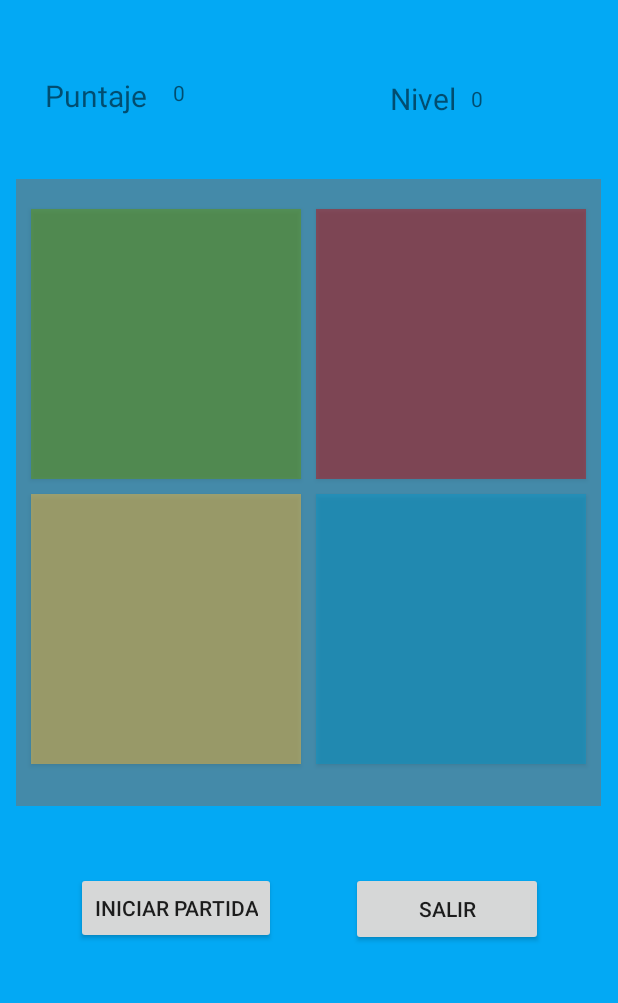
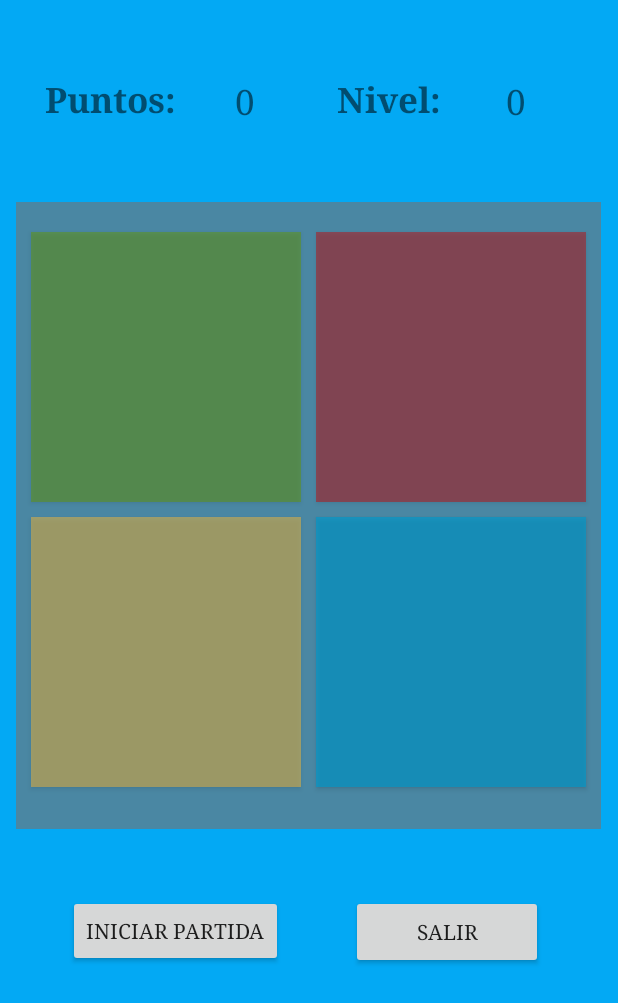
Before and after one commit to Rivera84/juegoMental, an Android app: the modoFacil screen opened directly, with no data from a screen before it, after a tap on "INICIAR PARTIDA", on a phone screen of 412 x 824 dp. Shown: the top 1003 px of the screen. Run offline under Robolectric (Android 15) with nearby library versions, the light colour scheme and no system bars.

Commit message:
arreglo de pantallas, y arreglo del error del modoDificil

```diff
--- a/app/src/main/java/com/example/juegomental/colorBotones.kt
+++ b/app/src/main/java/com/example/juegomental/colorBotones.kt
@@ -46,7 +46,7 @@ class getBotonTask(val btn1 : Button, val btn2: Button, val btn3: Button, val bt
 
         //Colores iniciales de los botones
     private fun colorAntes(){
-        Thread.sleep(500)
+        Thread.sleep(300)
         btn1.setBackgroundColor(Color.parseColor("#79669900"))
         btn2.setBackgroundColor(Color.parseColor("#72CC0000"))
         btn3.setBackgroundColor(Color.parseColor("#77FFBB33"))
--- a/app/src/main/java/com/example/juegomental/modoFacil.kt
+++ b/app/src/main/java/com/example/juegomental/modoFacil.kt
@@ -25,8 +25,8 @@ class modoFacil : AppCompatActivity() {
         super.onCreate(savedInstanceState)
         setContentView(R.layout.activity_modo_facil)
 
-        listaNumero = ArrayList<Int>() //Arreglo para guardar la secuencia de numeros
-        listaBotones = ArrayList<Int>() //Arreglo para guardar la secuencia de botones pulsadas
+        listaNumero = ArrayList() //Arreglo para guardar la secuencia de numeros
+        listaBotones = ArrayList() //Arreglo para guardar la secuencia de botones pulsadas
         nivel=0
         punto=0
 
@@ -42,7 +42,7 @@ class modoFacil : AppCompatActivity() {
 
            btniniciar.setOnClickListener {
 
-                   var c=1
+
                txtNivel.text = ""
                txtPuntos.text = ""
 
@@ -52,24 +52,23 @@ class modoFacil : AppCompatActivity() {
                 if(listaNumero== listaBotones){
                 listaBotones = ArrayList()
 
+
                 //llamar a la clase AsyncTask
                 val getBotonTask =
                         getBotonTask(btn1, btn2, btn3, btn4, txtPuntos, aleatorio())
                     getBotonTask.execute()
 
-
-
                     nivel+=1
                     punto += 5
 
-             /*       if(listaNumero==listaBotones) {
-                        recreate()
-                    }
-
-              */
 
                 } else if(listaNumero!= listaBotones){
-
+                    nivel-=1
+                    punto -= 5
+                    txtNivel.text = ""
+                    txtPuntos.text = ""
+                    txtPuntos.append(punto.toString())
+                    txtNivel.append(nivel.toString())
                     val intent=Intent(this,MainActivity::class.java)
                     val builder = AlertDialog.Builder(this)
                     builder.setTitle("Has Perdido")
@@ -87,8 +86,16 @@ class modoFacil : AppCompatActivity() {
            }
 
         btnSalir.setOnClickListener {
-            val Intent= Intent(this,MainActivity::class.java)
-            startActivity(Intent)
+            val intent=Intent(this,MainActivity::class.java)
+            val builder = AlertDialog.Builder(this)
+            builder.setTitle("Tu puntuación es:")
+            builder.setMessage("Puntos:$punto   Nivel:$nivel")
+            builder.setNegativeButton("Ok"){ dialogInterface :DialogInterface,_: Int->
+                startActivity(intent)
+                finish()
+
+            }
+            builder.show()
         }
 
 
--- a/app/src/main/res/layout/activity_modo_facil.xml
+++ b/app/src/main/res/layout/activity_modo_facil.xml
@@ -12,8 +12,9 @@
         android:layout_width="390dp"
         android:layout_height="418dp"
         android:layout_marginStart="10dp"
+        android:layout_marginTop="15dp"
         android:layout_marginEnd="10dp"
-        android:background="#B4607D8B"
+        android:background="#C2607D8B"
         app:layout_constraintBottom_toBottomOf="parent"
         app:layout_constraintEnd_toEndOf="parent"
         app:layout_constraintHorizontal_bias="0.476"
@@ -49,50 +50,60 @@
             android:id="@+id/btn4"
             android:layout_width="180dp"
             android:layout_height="180dp"
-            android:background="#740099CC"
+            android:background="#A80099CC"
             android:translationX="200dp"
             android:translationY="210dp" />
     </FrameLayout>
 
     <TextView
         android:id="@+id/textView4"
-        android:layout_width="71dp"
-        android:layout_height="27dp"
+        android:layout_width="93dp"
+        android:layout_height="30dp"
         android:layout_marginStart="30dp"
         android:layout_marginTop="50dp"
         android:text="@string/txtPuntaje"
-        android:textSize="20sp"
+        android:textSize="23sp"
+        android:textStyle="bold"
+        android:typeface="serif"
         app:layout_constraintStart_toStartOf="parent"
         app:layout_constraintTop_toTopOf="parent" />
 
     <TextView
         android:id="@+id/textView5"
-        android:layout_width="wrap_content"
-        android:layout_height="wrap_content"
-        android:layout_marginTop="52dp"
+        android:layout_width="79dp"
+        android:layout_height="33dp"
+        android:layout_marginTop="50dp"
         android:layout_marginEnd="108dp"
         android:text="@string/txtNivel"
-        android:textSize="20sp"
+        android:textSize="23sp"
+        android:textStyle="bold"
+        android:typeface="serif"
         app:layout_constraintEnd_toEndOf="parent"
         app:layout_constraintTop_toTopOf="parent" />
 
     <TextView
         android:id="@+id/txtnPuntos"
-        android:layout_width="75dp"
-        android:layout_height="23dp"
+        android:layout_width="80dp"
+        android:layout_height="25dp"
         android:layout_marginStart="95dp"
         android:layout_marginTop="52dp"
+        android:textAlignment="center"
+        android:textSize="23sp"
+        android:typeface="serif"
         app:layout_constraintEnd_toStartOf="@+id/textView5"
-        app:layout_constraintHorizontal_bias="0.223"
+        app:layout_constraintHorizontal_bias="0.571"
         app:layout_constraintStart_toStartOf="parent"
         app:layout_constraintTop_toTopOf="parent" />
 
     <TextView
         android:id="@+id/txtNivel"
-        android:layout_width="66dp"
-        android:layout_height="23dp"
-        android:layout_marginTop="56dp"
-        android:layout_marginEnd="32dp"
+        android:layout_width="80dp"
+        android:layout_height="25dp"
+        android:layout_marginTop="52dp"
+        android:layout_marginEnd="28dp"
+        android:textAlignment="center"
+        android:textSize="23sp"
+        android:typeface="serif"
         app:layout_constraintEnd_toEndOf="parent"
         app:layout_constraintTop_toTopOf="parent" />
 
@@ -102,6 +113,7 @@
         android:layout_height="wrap_content"
         android:layout_marginTop="44dp"
         android:text="@string/btnIniciarPartida"
+        android:typeface="serif"
         app:layout_constraintEnd_toStartOf="@+id/btnSalir"
         app:layout_constraintStart_toStartOf="parent"
         app:layout_constraintTop_toBottomOf="@+id/frameLayout" />
@@ -113,6 +125,7 @@
         android:layout_marginTop="44dp"
         android:layout_marginEnd="50dp"
         android:text="@string/btnSalir"
+        android:typeface="serif"
         app:layout_constraintEnd_toEndOf="parent"
         app:layout_constraintTop_toBottomOf="@+id/frameLayout" />
 </androidx.constraintlayout.widget.ConstraintLayout>
--- a/app/src/main/res/values/strings.xml
+++ b/app/src/main/res/values/strings.xml
@@ -11,7 +11,7 @@
     <string name="txtDificultad">Dificultad</string>
     <string name="txtFacil">Facil</string>
     <string name="txtDificil">Dificil</string>
-    <string name="txtPuntaje">Puntaje</string>
-    <string name="txtNivel">Nivel</string>
+    <string name="txtPuntaje">Puntos:</string>
+    <string name="txtNivel">Nivel:</string>
 
 </resources>
```
Also changed, not shown: app/src/main/java/com/example/juegomental/colorBotonesDificil.kt (+5 -3 lines), app/src/main/java/com/example/juegomental/modoDificil.kt (+18 -7 lines), app/src/main/res/layout/activity_como_jugar.xml (+18 -12 lines), app/src/main/res/layout/activity_dificultad.xml (+19 -12 lines), app/src/main/res/layout/activity_main.xml (+17 -10 lines), app/src/main/res/drawable-hdpi/mente_sin_fondo.png (added), app/src/main/res/drawable-mdpi/mente_sin_fondo.png (added), app/src/main/res/drawable-xhdpi/mente_sin_fondo.png (added), app/src/main/res/drawable-xxhdpi/mente_sin_fondo.png (added), app/src/main/res/drawable-xxxhdpi/mente_sin_fondo.png (added), app/src/main/res/font/bungee_shade.ttf (added).
